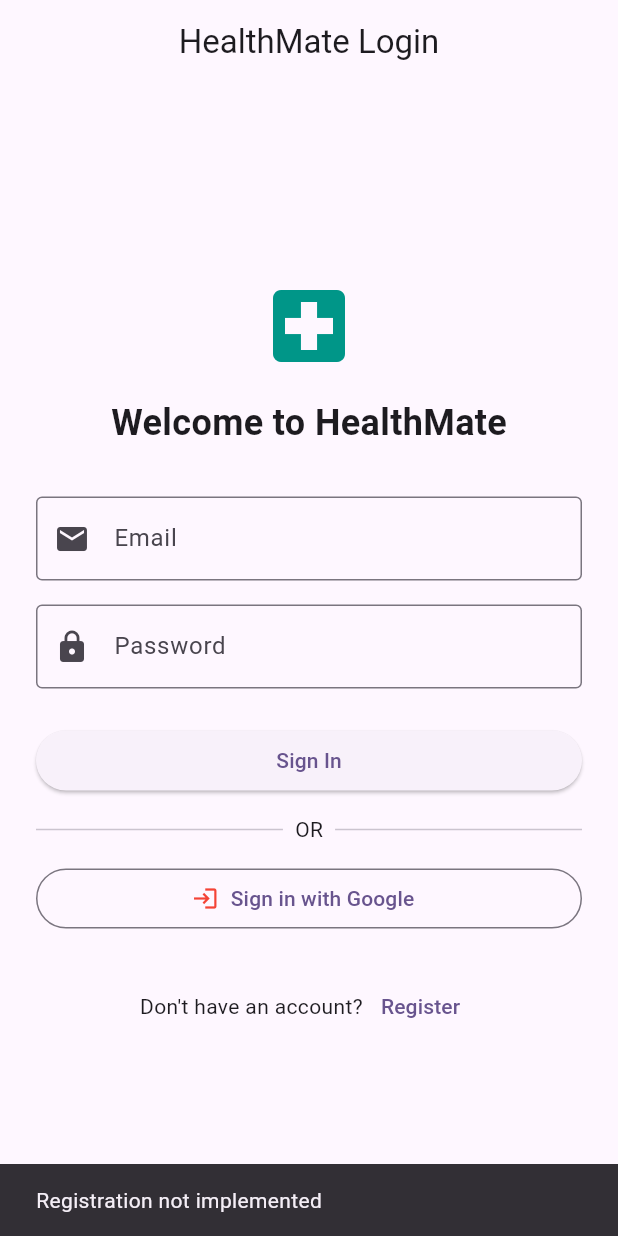
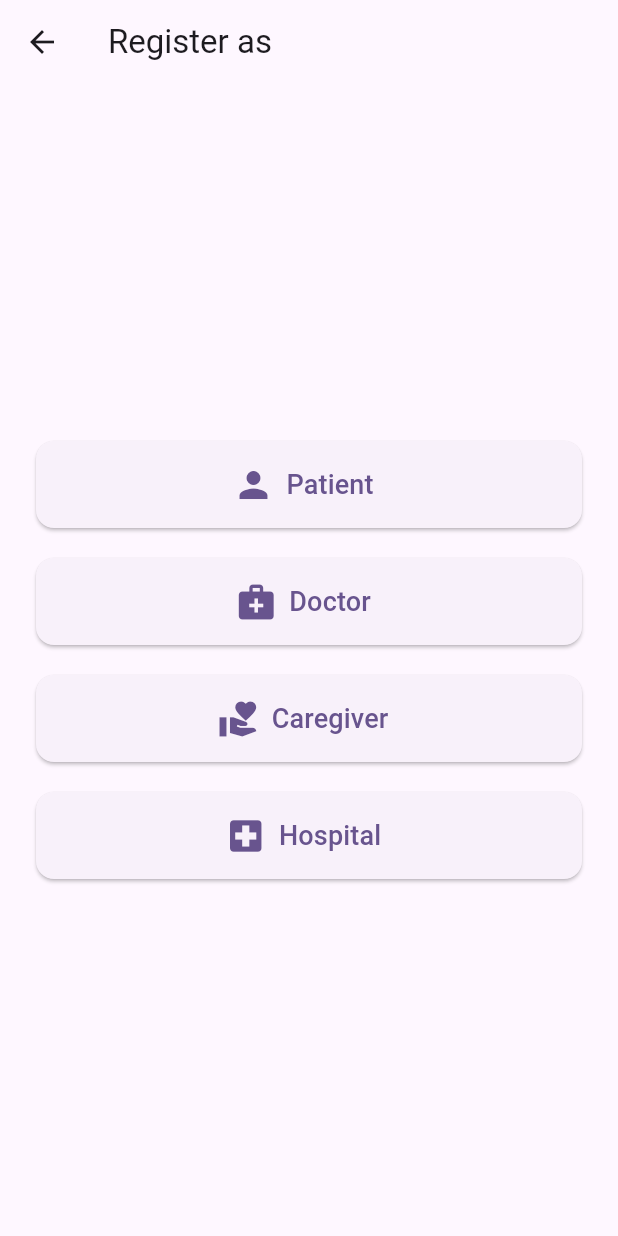
Before and after one commit to Project-DevX/healthmate, a Flutter app: the screen it shows after launch, after a tap on "Register", on a phone screen of 412 x 824 dp. Run offline on Flutter 3.47's test engine with Material 3 defaults, Android fonts, the phone set to English and light mode, and no system bars; our stand-ins replace firebase_core; accounts and stored records are empty.

Commit message:
initial registration page

```diff
--- a/lib/login.dart
+++ b/lib/login.dart
@@ -1,4 +1,5 @@
 import 'package:flutter/material.dart';
+import 'register.dart';
 
 class LoginPage extends StatefulWidget {
   const LoginPage({super.key});
@@ -106,12 +107,7 @@ class _LoginPageState extends State<LoginPage> {
                   TextButton(
                     child: const Text('Register'),
                     onPressed: () {
-                      // TODO: Navigate to registration page
-                      ScaffoldMessenger.of(context).showSnackBar(
-                        const SnackBar(
-                          content: Text('Registration not implemented'),
-                        ),
-                      );
+                      Navigator.pushNamed(context, '/register');
                     },
                   ),
                 ],
--- a/lib/main.dart
+++ b/lib/main.dart
@@ -1,5 +1,6 @@
 import 'package:flutter/material.dart';
 import 'login.dart';
+import 'register.dart';
 
 void main() {
   runApp(const MyApp());
@@ -19,6 +20,7 @@ class MyApp extends StatelessWidget {
       routes: {
         '/': (context) => const LoginPage(),
         '/home': (context) => const MyHomePage(title: 'Flutter Demo Home Page'),
+        '/register': (context) => const RegisterPage(),
       },
     );
   }
--- /dev/null
+++ b/lib/register.dart
@@ -0,0 +1,55 @@
+import 'package:flutter/material.dart';
+
+class RegisterPage extends StatelessWidget {
+  const RegisterPage({super.key});
+
+  void _onRoleSelected(BuildContext context, String role) {
+    // TODO: Navigate to the respective registration form for the selected role
+    ScaffoldMessenger.of(
+      context,
+    ).showSnackBar(SnackBar(content: Text('Selected role: $role')));
+  }
+
+  @override
+  Widget build(BuildContext context) {
+    return Scaffold(
+      appBar: AppBar(title: const Text('Register as')),
+      body: Center(
+        child: Padding(
+          padding: const EdgeInsets.all(24.0),
+          child: Column(
+            mainAxisAlignment: MainAxisAlignment.center,
+            children: [
+              _roleButton(context, 'Patient', Icons.person),
+              const SizedBox(height: 20),
+              _roleButton(context, 'Doctor', Icons.medical_services),
+              const SizedBox(height: 20),
+              _roleButton(context, 'Caregiver', Icons.volunteer_activism),
+              const SizedBox(height: 20),
+              _roleButton(context, 'Hospital', Icons.local_hospital),
+            ],
+          ),
+        ),
+      ),
+    );
+  }
+
+  Widget _roleButton(BuildContext context, String role, IconData icon) {
+    return SizedBox(
+      width: double.infinity,
+      child: ElevatedButton.icon(
+        icon: Icon(icon, size: 28),
+        label: Padding(
+          padding: const EdgeInsets.symmetric(vertical: 16.0),
+          child: Text(role, style: const TextStyle(fontSize: 18)),
+        ),
+        onPressed: () => _onRoleSelected(context, role),
+        style: ElevatedButton.styleFrom(
+          shape: RoundedRectangleBorder(
+            borderRadius: BorderRadius.circular(12),
+          ),
+        ),
+      ),
+    );
+  }
+}
```
